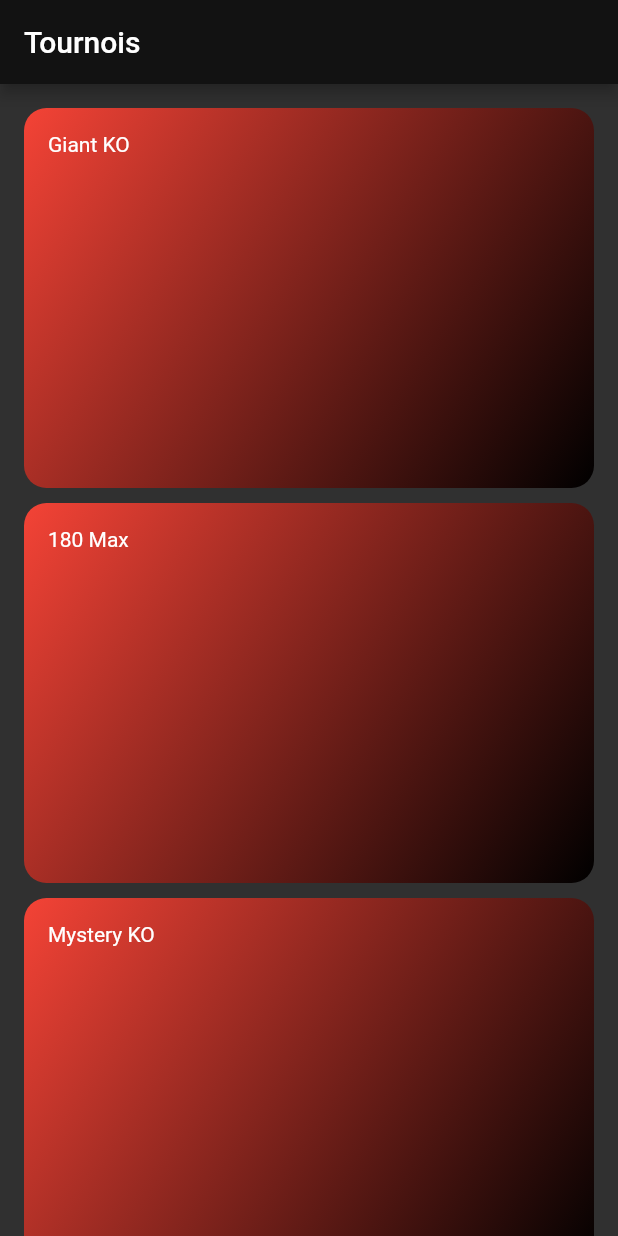
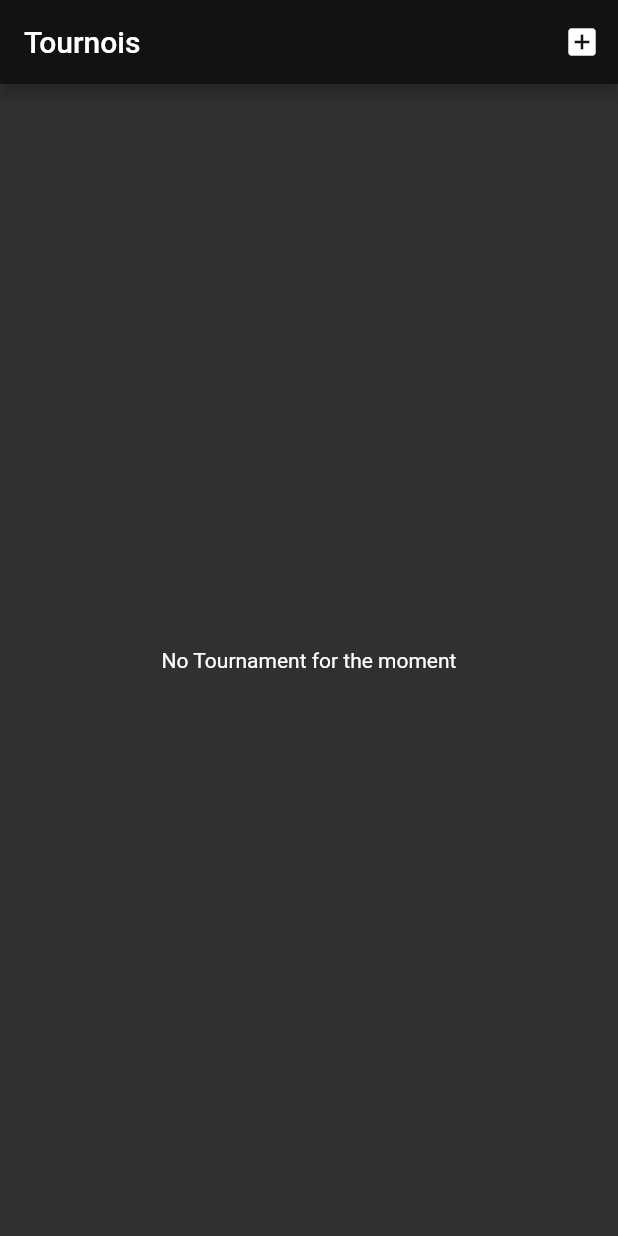
Before and after one commit to Tebion/Epit-as, a Flutter app: the screen it shows after launch, on a phone screen of 412 x 824 dp. Run offline on Flutter 3.47's test engine with Material 2 defaults, Android fonts, the phone set to English and light mode, and no system bars.

Commit message:
Feat (tournaments providers) : Start of implementation of providers

```diff
--- a/flutter_epitas/lib/main.dart
+++ b/flutter_epitas/lib/main.dart
@@ -1,4 +1,7 @@
 import 'package:flutter/material.dart';
+import 'package:flutter_epitas/providers/tournaments_provider.dart';
+import 'package:provider/provider.dart';
+
 import 'package:flutter_epitas/screens/tournament_screen.dart';
 import 'package:flutter_epitas/screens/tournaments_overview_screen.dart';
 import 'package:flutter_epitas/tools/color_palette.dart';
@@ -13,17 +16,20 @@ class MyApp extends StatelessWidget {
   // This widget is the root of your application.
   @override
   Widget build(BuildContext context) {
-    return MaterialApp(
+    return ChangeNotifierProvider(
+      create: (context) => TournamentsProvider(),
+      child: MaterialApp(
         title: 'Epit\'As',
         theme: ThemeData(
             primarySwatch: Palette.primarySwatch,
             colorScheme:
                 const ColorScheme.dark()), //TODO: Improve the ColorScheme
-      home: TournamentsOverview(),
+        home: const TournamentsOverview(),
         routes: {
           //Main Screens
           TournamentScreen.routeName: (context) => const TournamentScreen(),
         },
+      ),
     );
   }
 }
--- /dev/null
+++ b/flutter_epitas/lib/models/blind.dart
@@ -0,0 +1,20 @@
+class Blind {
+  final String id;
+  final int level;
+  final Duration timer;
+  final bool reEntry;
+
+  final String smallBlind;
+  final String bigBlind;
+  final String ante;
+
+  Blind({
+    required this.id,
+    required this.level,
+    required this.timer,
+    this.reEntry = false,
+    required this.smallBlind,
+    required this.bigBlind,
+    this.ante = "",
+  });
+}
--- a/flutter_epitas/lib/models/tournament.dart
+++ b/flutter_epitas/lib/models/tournament.dart
@@ -1,13 +1,17 @@
+import 'package:flutter_epitas/models/blind.dart';
 import 'package:flutter_epitas/models/table.dart';
 
 class Tournament {
   final String id;
   final String title;
+  final int currentBlind;
 
   List<Table> tables = List.empty(growable: true); //DOUBT
+  List<Blind> blinds = List.empty(growable: true);
 
   Tournament({
     required this.id,
     required this.title,
+    this.currentBlind = 0,
   });
 }
--- /dev/null
+++ b/flutter_epitas/lib/providers/tournaments_provider.dart
@@ -0,0 +1,15 @@
+import 'package:flutter/material.dart';
+import 'package:flutter_epitas/models/tournament.dart';
+
+class TournamentsProvider with ChangeNotifier {
+  final List<Tournament> _tournaments = [];
+
+  List<Tournament> get tournaments {
+    return [..._tournaments];
+  }
+
+  void addTournament(Tournament newTournament) {
+    _tournaments.add(newTournament);
+    notifyListeners();
+  }
+}
--- a/flutter_epitas/lib/screens/tournaments_overview_screen.dart
+++ b/flutter_epitas/lib/screens/tournaments_overview_screen.dart
@@ -1,45 +1,46 @@
 import 'package:flutter/material.dart';
+import 'package:flutter_epitas/models/blind.dart';
 import 'package:flutter_epitas/models/tournament.dart';
-import 'package:flutter_epitas/tools/constant.dart';
-import 'package:flutter_epitas/tools/responsive.dart';
-import 'package:flutter_epitas/widget/tournament_item.dart';
+import 'package:provider/provider.dart';
+import 'package:flutter_epitas/providers/tournaments_provider.dart';
+import 'package:flutter_epitas/widget/tournament_grid.dart';
 
 class TournamentsOverview extends StatelessWidget {
-  /*const*/ TournamentsOverview({super.key});
-  // TODO : Fix this const shit
-
-  // TODO Add providers etc...
-  final List<Tournament> tmp = [
-    Tournament(id: "t1", title: "Giant KO"),
-    Tournament(id: "t2", title: "180 Max"),
-    Tournament(id: "t3", title: "Mystery KO"),
-    Tournament(id: "t4", title: "Highroller"),
-    Tournament(id: "t5", title: "MonsterStack"),
-    Tournament(id: "t6", title: "Kill the fish"),
-  ];
+  const TournamentsOverview({super.key});
 
   @override
   Widget build(BuildContext context) {
+    final tournamentsData = Provider.of<TournamentsProvider>(context);
+    List<Tournament> tournaments = tournamentsData.tournaments;
     return SafeArea(
       child: Scaffold(
         appBar: AppBar(
           title: const Text("Tournois"),
+          actions: <Widget>[
+            IconButton(
+              onPressed: () {
+                Tournament newTournament = Tournament(
+                    id: "t + ${tournaments.length}",
+                    title: "Event #${tournaments.length}");
+                newTournament.blinds = [
+                  Blind(
+                      id: "1",
+                      level: 1,
+                      timer: const Duration(minutes: 15, seconds: 00),
+                      smallBlind: "5",
+                      bigBlind: "10"),
+                ];
+                tournamentsData.addTournament(newTournament);
+              },
+              icon: const Icon(Icons.add_box),
+            ),
+          ],
         ),
-        body: GridView.builder(
-          padding: const EdgeInsets.all(normalPadding),
-          itemCount: tmp.length,
-          gridDelegate: SliverGridDelegateWithFixedCrossAxisCount(
-              crossAxisCount:
-                  !Responsive.isWindows() || Responsive.isSmallSc(context)
-                      ? 1
-                      : 2,
-              childAspectRatio: 3 / 2,
-              crossAxisSpacing: 10,
-              mainAxisSpacing: 10),
-          itemBuilder: (context, i) => TournamentItem(
-            tournament: tmp[i],
-          ),
-        ),
+        body: tournaments.isEmpty
+            ? const Center(
+                child: Text("No Tournament for the moment"),
+              )
+            : const TournamentsGrid(),
       ),
     );
   }
--- a/flutter_epitas/lib/widget/tournament_item.dart
+++ b/flutter_epitas/lib/widget/tournament_item.dart
@@ -1,6 +1,7 @@
 import 'package:flutter/material.dart';
 import 'package:flutter_epitas/models/tournament.dart';
 import 'package:flutter_epitas/screens/tournament_screen.dart';
+import 'package:flutter_epitas/tools/color_palette.dart';
 import 'package:flutter_epitas/tools/constant.dart';
 
 class TournamentItem extends StatelessWidget {
@@ -25,7 +26,7 @@ class TournamentItem extends StatelessWidget {
         padding: const EdgeInsets.all(normalPadding),
         decoration: BoxDecoration(
           gradient: const LinearGradient(
-            colors: [Colors.red, Colors.black],
+            colors: [Palette.primarySwatch, Colors.black],
             begin: Alignment.topLeft,
             end: Alignment.bottomRight,
           ),
--- a/flutter_epitas/pubspec.yaml
+++ b/flutter_epitas/pubspec.yaml
@@ -30,6 +30,7 @@ environment:
 dependencies:
   flutter:
     sdk: flutter
+  provider: ^6.0.0
 
 
   # The following adds the Cupertino Icons font to your application.
```
Also changed, not shown: flutter_epitas/lib/widget/tournament_grid.dart (added, +35 -0 lines), 1 other file. Lines whose indentation alone changed are shown as unchanged.
